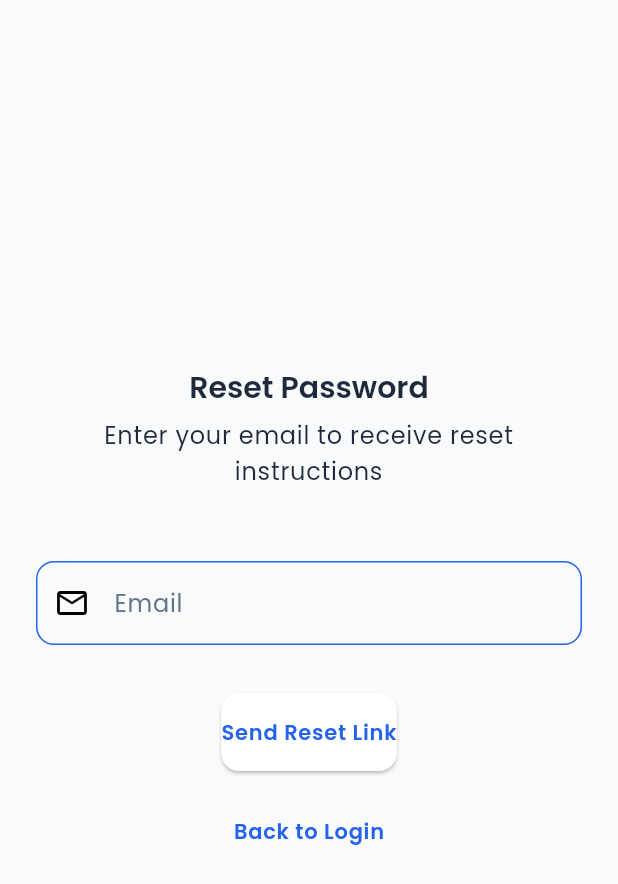
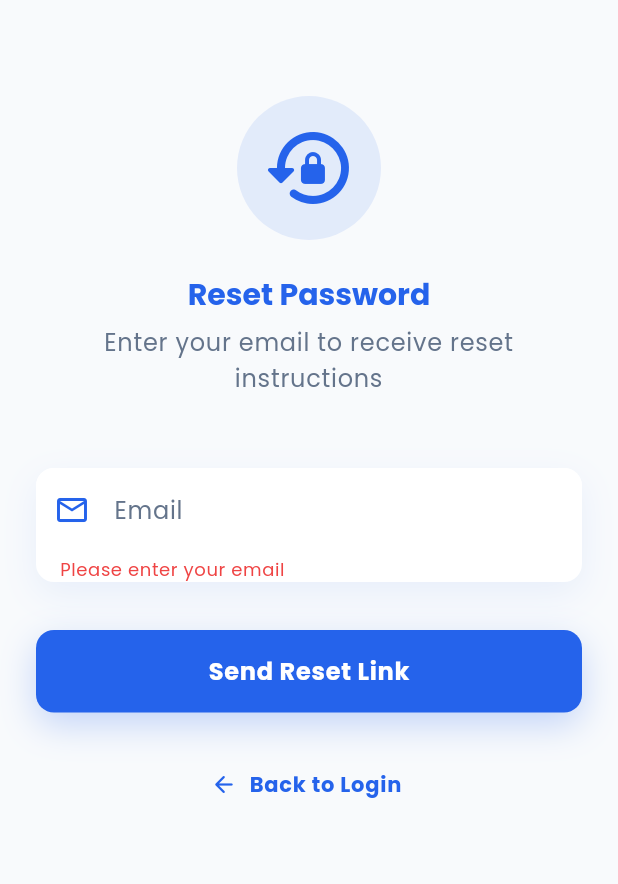
Before and after one commit to Edil-Ayehu/e_learning, a Flutter app: the ForgotPasswordPage screen opened by its route, after a tap on "Send Reset Link", on a phone screen of 412 x 824 dp. Shown: the top 884 px of the screen. Run offline on Flutter 3.47's test engine with Material 3 defaults, Android fonts, the phone set to English and light mode, and no system bars; our stand-ins replace get, get_storage, google_fonts; accounts and stored records are empty; statements that could not run were skipped.

Commit message:
forgot password page

```diff
--- a/lib/main.dart
+++ b/lib/main.dart
@@ -25,6 +25,7 @@ class MyApp extends StatelessWidget {
   Widget build(BuildContext context) {
     themeController.loadTheme();
     return GetMaterialApp(
+      debugShowCheckedModeBanner: false,
       title: 'E-Learning App',
       theme: AppTheme.lightTheme,
       darkTheme: AppTheme.darkTheme,
--- a/lib/view/auth pages/pages/forgot_password_page.dart
+++ b/lib/view/auth pages/pages/forgot_password_page.dart
@@ -1,6 +1,7 @@
 import 'package:flutter/material.dart';
 import 'package:get/get.dart';
-import 'package:e_learning/utils/auth_styles.dart';
+import 'package:e_learning/utils/app_colors.dart';
+import 'package:e_learning/common/widgets/custom_button.dart';
 
 class ForgotPasswordPage extends StatelessWidget {
   final _formKey = GlobalKey<FormState>();
@@ -9,21 +10,50 @@ class ForgotPasswordPage extends StatelessWidget {
 
   @override
   Widget build(BuildContext context) {
-    return AuthStyles.buildAuthScaffold(
-      context,
-      Column(
+    return Scaffold(
+      body: Container(
+        decoration: BoxDecoration(
+          color: Theme.of(context).scaffoldBackgroundColor,
+        ),
+        child: SafeArea(
+          child: SingleChildScrollView(
+            child: Padding(
+              padding: const EdgeInsets.all(24.0),
+              child: Column(
                 mainAxisAlignment: MainAxisAlignment.center,
                 crossAxisAlignment: CrossAxisAlignment.stretch,
                 children: [
+                  const SizedBox(height: 40),
+                  // Logo and App Name
+                  Center(
+                    child: Container(
+                      padding: const EdgeInsets.all(16),
+                      decoration: BoxDecoration(
+                        color: AppColors.primaryColor.withOpacity(0.1),
+                        shape: BoxShape.circle,
+                      ),
+                      child: Icon(
+                        Icons.lock_reset_rounded,
+                        size: 64,
+                        color: AppColors.primaryColor,
+                      ),
+                    ),
+                  ),
+                  const SizedBox(height: 24),
                   Text(
                     'Reset Password',
-            style: Theme.of(context).textTheme.displaySmall,
+                    style: Theme.of(context).textTheme.displaySmall?.copyWith(
+                          color: AppColors.primaryColor,
+                          fontWeight: FontWeight.bold,
+                        ),
                     textAlign: TextAlign.center,
                   ),
                   const SizedBox(height: 8),
                   Text(
                     'Enter your email to receive reset instructions',
-            style: Theme.of(context).textTheme.bodyLarge,
+                    style: Theme.of(context).textTheme.bodyLarge?.copyWith(
+                          color: AppColors.textSecondaryColor,
+                        ),
                     textAlign: TextAlign.center,
                   ),
                   const SizedBox(height: 48),
@@ -31,33 +61,95 @@ class ForgotPasswordPage extends StatelessWidget {
                     key: _formKey,
                     child: Column(
                       children: [
-                TextFormField(
-                  decoration: AuthStyles.textFieldDecoration(
+                        _buildTextField(
+                          context,
                           'Email',
                           Icons.email_outlined,
-                  ),
                           keyboardType: TextInputType.emailAddress,
                         ),
                         const SizedBox(height: 32),
-                ElevatedButton(
-                  style: AuthStyles.primaryButtonStyle,
+                        CustomButton(
+                          text: 'Send Reset Link',
                           onPressed: () {
                             if (_formKey.currentState!.validate()) {
                               // Handle password reset
+                              Get.snackbar(
+                                'Success',
+                                'Reset link sent to your email',
+                                snackPosition: SnackPosition.BOTTOM,
+                                backgroundColor: AppColors.primaryColor,
+                                colorText: Colors.white,
+                              );
                             }
                           },
-                  child: const Text('Send Reset Link'),
                         ),
-                const SizedBox(height: 16),
-                TextButton(
+                        const SizedBox(height: 24),
+                        TextButton.icon(
                           onPressed: () => Get.back(),
-                  child: const Text('Back to Login'),
+                          icon: Icon(
+                            Icons.arrow_back_rounded,
+                            color: AppColors.primaryColor,
+                          ),
+                          label: Text(
+                            'Back to Login',
+                            style: TextStyle(
+                              color: AppColors.primaryColor,
+                              fontWeight: FontWeight.bold,
+                            ),
+                          ),
                         ),
                       ],
                     ),
                   ),
                 ],
               ),
+            ),
+          ),
+        ),
+      ),
+    );
+  }
+
+  Widget _buildTextField(BuildContext context, String label, IconData icon,
+      {bool isPassword = false, TextInputType? keyboardType}) {
+    return Container(
+      decoration: BoxDecoration(
+        color: Theme.of(context).cardColor,
+        borderRadius: BorderRadius.circular(12),
+        boxShadow: [
+          BoxShadow(
+            color: AppColors.primaryColor.withOpacity(0.08),
+            blurRadius: 20,
+            offset: const Offset(0, 8),
+          ),
+        ],
+      ),
+      child: TextFormField(
+        decoration: InputDecoration(
+          labelText: label,
+          prefixIcon: Icon(icon, color: AppColors.primaryColor),
+          border: OutlineInputBorder(
+            borderRadius: BorderRadius.circular(12),
+            borderSide: BorderSide.none,
+          ),
+          filled: true,
+          fillColor: Theme.of(context).cardColor,
+          labelStyle: TextStyle(color: AppColors.textSecondaryColor),
+          floatingLabelStyle: TextStyle(color: AppColors.primaryColor),
+        ),
+        style: TextStyle(color: Theme.of(context).textTheme.bodyLarge?.color),
+        obscureText: isPassword,
+        keyboardType: keyboardType,
+        validator: (value) {
+          if (value == null || value.isEmpty) {
+            return 'Please enter your email';
+          }
+          if (!GetUtils.isEmail(value)) {
+            return 'Please enter a valid email';
+          }
+          return null;
+        },
+      ),
     );
   }
 }
```
Lines whose indentation alone changed are shown as unchanged.
